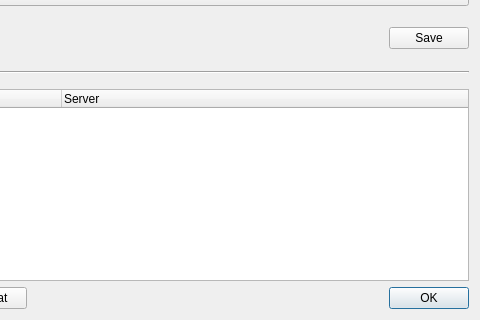
The window that src/nastaveni.ui (nowrep/SuplChecker) describes before a commit, drawn with Qt 5; both pictures show x 150 to 630 and y 83 to 403 of the 630 by 403 pixel window.
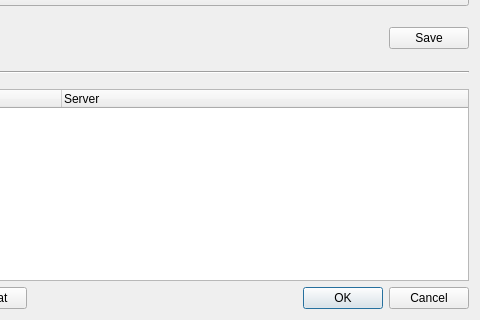
The same window after the commit. Icons and pictures are not drawn.

Commit message: Close button added

The edit to the form file:
```diff
--- a/src/nastaveni.ui
+++ b/src/nastaveni.ui
@@ -143,7 +143,7 @@
       <item>
        <widget class="QDialogButtonBox" name="buttonBox2">
         <property name="standardButtons">
-         <set>QDialogButtonBox::Ok</set>
+         <set>QDialogButtonBox::Cancel|QDialogButtonBox::Ok</set>
         </property>
        </widget>
       </item>
```
